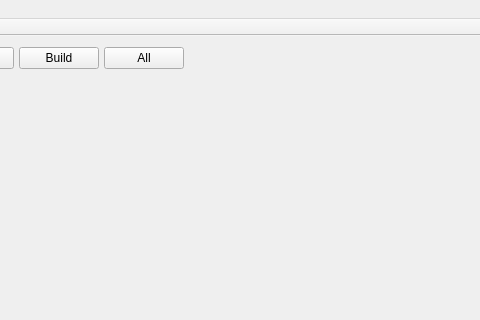
First picture: the form in mainwindow.ui, repository cleonro/SuperBuildTool, before the edit; both pictures show x 162 to 642 and y 0 to 320 of the 642 by 651 pixel window.
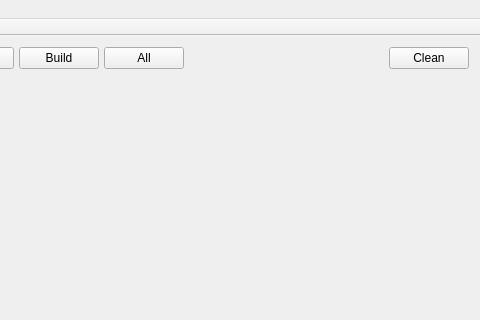
Second picture: the form after the edit. Custom widgets are drawn as their Qt base class.

What changed in the file:
```diff
--- a/mainwindow.ui
+++ b/mainwindow.ui
@@ -61,6 +61,13 @@
         </property>
        </spacer>
       </item>
+      <item>
+       <widget class="QPushButton" name="clean">
+        <property name="text">
+         <string>Clean</string>
+        </property>
+       </widget>
+      </item>
      </layout>
     </item>
     <item>
```
Left out of the diff: 2 changed lines with no effect on the pictures.
